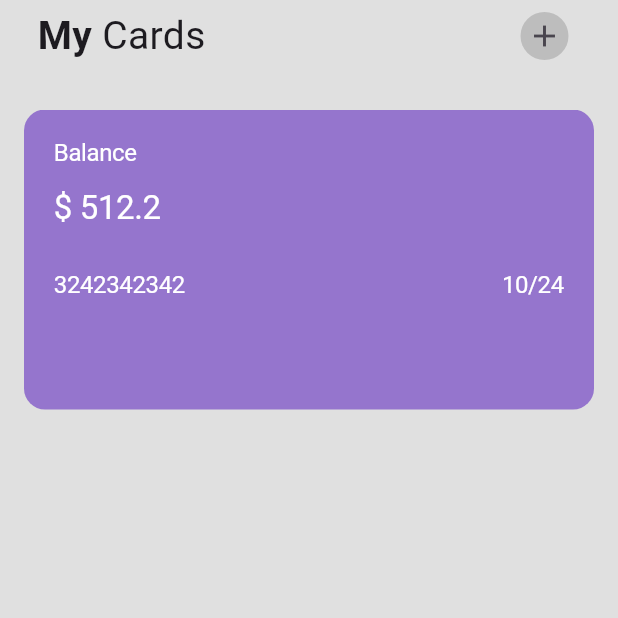
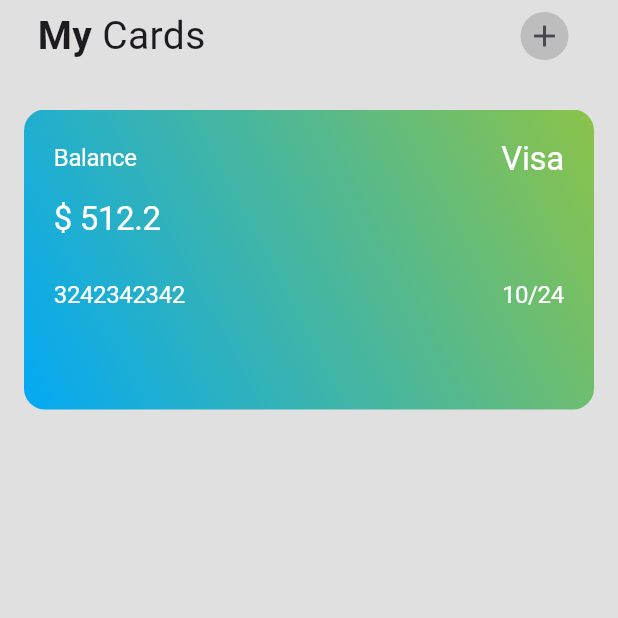
Before and after one commit to songhee24/wallet-app-ui, a Flutter app: the screen it shows after launch, on a phone screen of 412 x 824 dp, the top half of it. Run offline on Flutter 3.47's test engine with Material 2 defaults, Android fonts, the phone set to English and light mode, and no system bars.

Commit message:
some card info and coloring

```diff
--- a/lib/src/screens/home_screen.dart
+++ b/lib/src/screens/home_screen.dart
@@ -65,14 +65,14 @@ class _HomeScreenState extends State<HomeScreen> {
                 height: 200,
                 child: PageView(
                   scrollDirection: Axis.horizontal,
-                  children: <Widget>[
+                  children: const <Widget>[
                     CreditCard(
                       symmetricMargin: 16,
                       balance: 512.20,
                       cardNumber: 3242342342,
                       expiryMonth: 10,
                       expiryYear: 24,
-                      color: Colors.deepPurple[300]!,
+                      cardType: 'Visa',
                     ),
                     CreditCard(
                       symmetricMargin: 16,
@@ -80,7 +80,7 @@ class _HomeScreenState extends State<HomeScreen> {
                       cardNumber: 650632094,
                       expiryMonth: 04,
                       expiryYear: 25,
-                      color: Colors.blue[300]!,
+                      cardType: 'MasterCard',
                     ),
                     CreditCard(
                       symmetricMargin: 16,
@@ -88,7 +88,7 @@ class _HomeScreenState extends State<HomeScreen> {
                       cardNumber: 5454657,
                       expiryMonth: 12,
                       expiryYear: 25,
-                      color: Colors.lightGreen[300]!,
+                      cardType: 'UnionPay',
                     ),
                   ],
                 )),
--- a/lib/src/widgets/card/credit_card.dart
+++ b/lib/src/widgets/card/credit_card.dart
@@ -7,16 +7,45 @@ class CreditCard extends StatelessWidget {
   final int cardNumber;
   final int expiryMonth;
   final int expiryYear;
-  final Color color;
+  final String cardType;
 
-  const CreditCard(
-      {super.key,
-      this.symmetricMargin = 0,
-      required this.balance,
-      required this.cardNumber,
-      required this.expiryMonth,
-      required this.expiryYear,
-      required this.color});
+  const CreditCard({
+    super.key,
+    this.symmetricMargin = 0,
+    required this.balance,
+    required this.cardNumber,
+    required this.expiryMonth,
+    required this.expiryYear,
+    required this.cardType,
+  });
+
+  List<Color> defineCardColorsByType(String cardType) {
+    if (cardType == 'Visa') {
+      return [
+        Colors.lightGreen,
+        Colors.lightBlue,
+      ];
+    }
+
+    if (cardType == 'MasterCard') {
+      return [
+        Colors.redAccent[700]!,
+        Colors.yellow[900]!,
+      ];
+    }
+
+    if (cardType == 'UnionPay') {
+      return [
+        Colors.blueAccent,
+        Colors.deepOrangeAccent[700]!,
+      ];
+    }
+
+    return [
+      Colors.white12,
+      Colors.black54,
+    ];
+  }
 
   @override
   Widget build(BuildContext context) {
@@ -25,13 +54,33 @@ class CreditCard extends StatelessWidget {
       margin: EdgeInsets.symmetric(horizontal: symmetricMargin),
       padding: const EdgeInsets.all(20),
       decoration: BoxDecoration(
-        color: color,
+        gradient: LinearGradient(
+          begin: Alignment.topRight,
+          end: Alignment.bottomLeft,
+          colors: defineCardColorsByType(cardType),
+        ),
         borderRadius: BorderRadius.circular(14),
       ),
       child: Column(
         crossAxisAlignment: CrossAxisAlignment.start,
         children: <Widget>[
-          Text('Balance', style: Theme.of(context).textTheme.headline1),
+          Row(
+            mainAxisAlignment: MainAxisAlignment.spaceBetween,
+            children: <Widget>[
+              Text(
+                'Balance',
+                style: Theme.of(context).textTheme.headline1,
+              ),
+              Text(
+                cardType,
+                style: Theme.of(context).textTheme.headline1?.merge(
+                      const TextStyle(
+                        fontSize: 22,
+                      ),
+                    ),
+              ),
+            ],
+          ),
           const SizedBox(
             height: 15,
           ),
```
